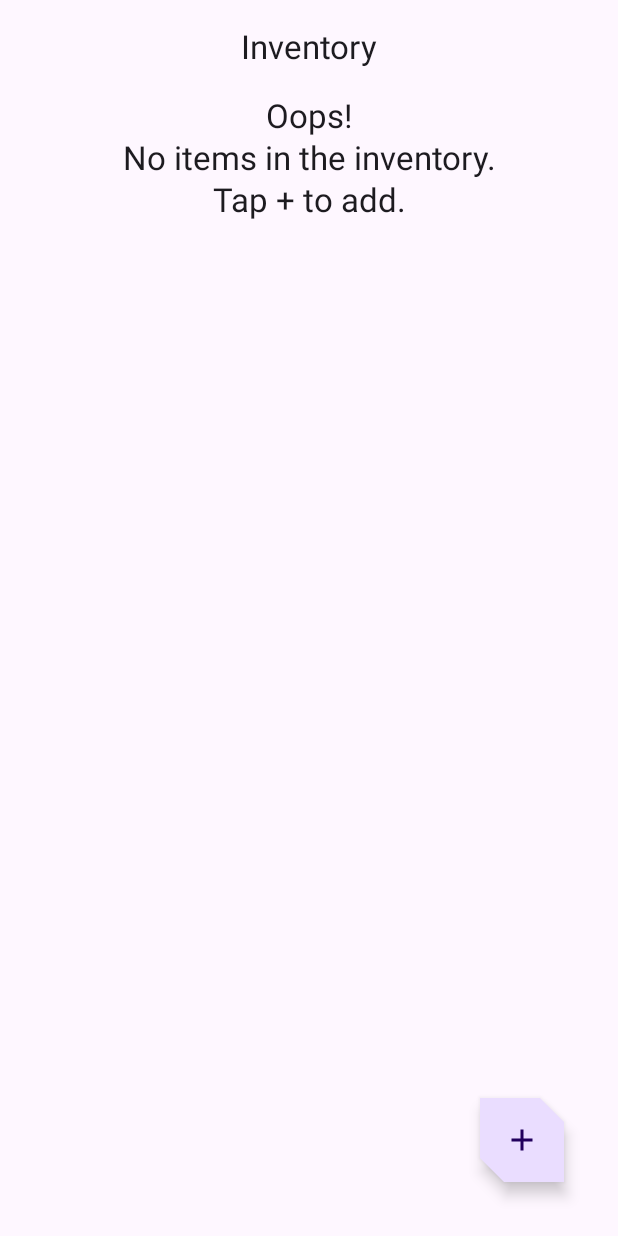
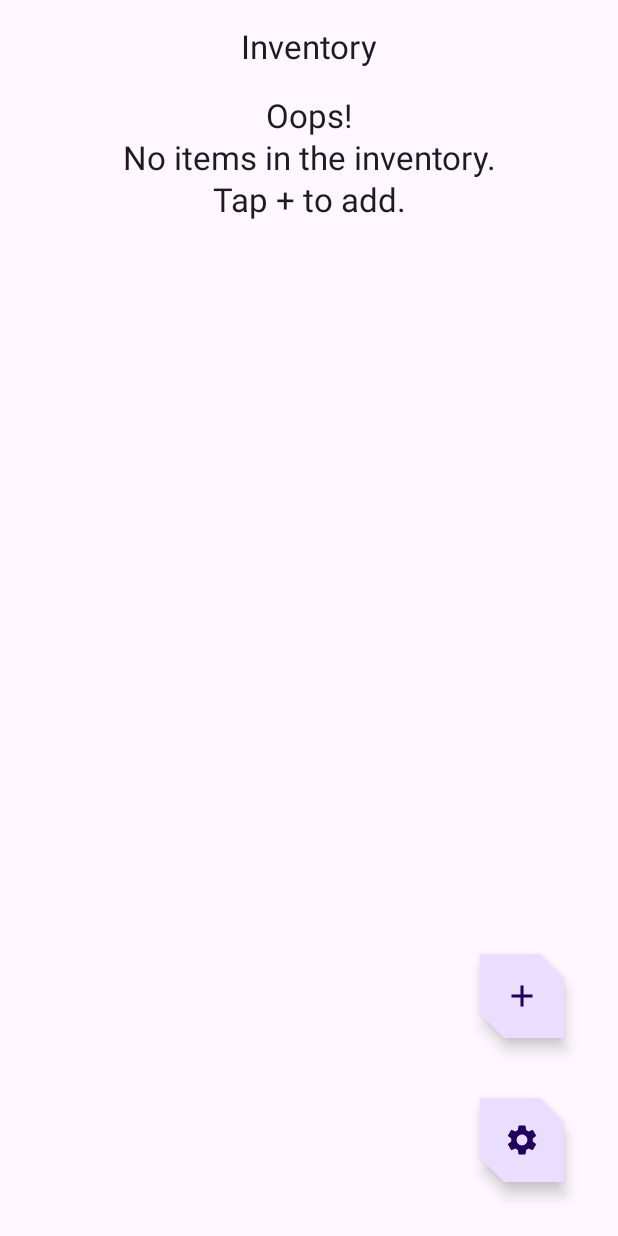
Before and after one commit to belyakovlxy/AS-lab2, an Android app built with Jetpack Compose: the screen it shows after launch (MainActivity), on a phone screen of 412 x 824 dp. Run offline under Robolectric (Android 15) with nearby library versions, the phone set to English and light mode, and no system bars; our stand-ins replace Room's generated code.

Commit message:
add lab3 p2

```diff
--- a/app/src/main/java/com/example/inventory/ui/AppViewModelProvider.kt
+++ b/app/src/main/java/com/example/inventory/ui/AppViewModelProvider.kt
@@ -27,6 +27,7 @@ import com.example.inventory.ui.home.HomeViewModel
 import com.example.inventory.ui.item.ItemDetailsViewModel
 import com.example.inventory.ui.item.ItemEditViewModel
 import com.example.inventory.ui.item.ItemEntryViewModel
+import com.example.inventory.ui.settings.SettingsViewModel
 
 /**
  * Provides Factory to create instance of ViewModel for the entire Inventory app
@@ -57,6 +58,10 @@ object AppViewModelProvider {
         initializer {
             HomeViewModel(inventoryApplication().container.itemsRepository)
         }
+
+        initializer {
+            SettingsViewModel()
+        }
     }
 }
 
--- a/app/src/main/java/com/example/inventory/ui/home/HomeScreen.kt
+++ b/app/src/main/java/com/example/inventory/ui/home/HomeScreen.kt
@@ -29,6 +29,7 @@ import androidx.compose.foundation.lazy.LazyColumn
 import androidx.compose.foundation.lazy.items
 import androidx.compose.material.icons.Icons
 import androidx.compose.material.icons.filled.Add
+import androidx.compose.material.icons.filled.Settings
 import androidx.compose.material3.Card
 import androidx.compose.material3.CardDefaults
 import androidx.compose.material3.ExperimentalMaterial3Api
@@ -70,6 +71,7 @@ object HomeDestination : NavigationDestination {
 @SuppressLint("UnusedMaterial3ScaffoldPaddingParameter")
 @Composable
 fun HomeScreen(
+    navigateToSettings: () -> Unit,
     navigateToItemEntry: () -> Unit,
     navigateToItemUpdate: (Int) -> Unit,
     modifier: Modifier = Modifier,
@@ -87,17 +89,11 @@ fun HomeScreen(
             )
         },
         floatingActionButton = {
-            FloatingActionButton(
-                onClick = navigateToItemEntry,
-                shape = MaterialTheme.shapes.medium,
-                modifier = Modifier.padding(dimensionResource(id = R.dimen.padding_large))
-            ) {
-                Icon(
-                    imageVector = Icons.Default.Add,
-                    contentDescription = stringResource(R.string.item_entry_title)
-                )
-            }
-        },
+            FloatingButtonsColomn(
+                navigateToItemEntry = navigateToItemEntry,
+                navigateToSettings = navigateToSettings
+            )
+        }
     ) { innerPadding ->
         HomeBody(
             itemList = homeUiState.itemList,
@@ -107,6 +103,38 @@ fun HomeScreen(
                 .fillMaxSize()
         )
     }
+}
+
+@Composable
+private fun FloatingButtonsColomn(
+    navigateToItemEntry: () -> Unit,
+    navigateToSettings: () -> Unit
+)
+{
+    Column() {
+        FloatingActionButton(
+            onClick = navigateToItemEntry,
+            shape = MaterialTheme.shapes.medium,
+            modifier = Modifier.padding(dimensionResource(id = R.dimen.padding_large))
+        ) {
+            Icon(
+                imageVector = Icons.Default.Add,
+                contentDescription = stringResource(R.string.item_entry_title)
+            )
+        }
+
+        FloatingActionButton(
+            onClick = navigateToSettings,
+            shape = MaterialTheme.shapes.medium,
+            modifier = Modifier.padding(dimensionResource(id = R.dimen.padding_large))
+        ) {
+            Icon(
+                imageVector = Icons.Default.Settings,
+                contentDescription = "Settings"
+            )
+        }
+    }
+
 }
 
 @Composable
--- a/app/src/main/java/com/example/inventory/ui/navigation/InventoryNavGraph.kt
+++ b/app/src/main/java/com/example/inventory/ui/navigation/InventoryNavGraph.kt
@@ -31,6 +31,8 @@ import com.example.inventory.ui.item.ItemEditDestination
 import com.example.inventory.ui.item.ItemEditScreen
 import com.example.inventory.ui.item.ItemEntryDestination
 import com.example.inventory.ui.item.ItemEntryScreen
+import com.example.inventory.ui.settings.SettingsDestination
+import com.example.inventory.ui.settings.SettingsScreen
 
 /**
  * Provides Navigation graph for the application.
@@ -47,6 +49,7 @@ fun InventoryNavHost(
     ) {
         composable(route = HomeDestination.route) {
             HomeScreen(
+                navigateToSettings = { navController.navigate(SettingsDestination.route)},
                 navigateToItemEntry = { navController.navigate(ItemEntryDestination.route) },
                 navigateToItemUpdate = {
                     navController.navigate("${ItemDetailsDestination.route}/${it}")
@@ -55,6 +58,12 @@ fun InventoryNavHost(
         }
         composable(route = ItemEntryDestination.route) {
             ItemEntryScreen(
+                navigateBack = { navController.popBackStack() },
+                onNavigateUp = { navController.navigateUp() }
+            )
+        }
+        composable(route = SettingsDestination.route) {
+            SettingsScreen(
                 navigateBack = { navController.popBackStack() },
                 onNavigateUp = { navController.navigateUp() }
             )
--- a/app/src/main/res/values/strings.xml
+++ b/app/src/main/res/values/strings.xml
@@ -15,6 +15,7 @@
   -->
 <resources>
     <string name="app_name">Inventory</string>
+    <string name="settings_title">Settings</string>
     <string name="attention">Attention</string>
     <string name="back_button">Back</string>
     <string name="delete">Delete</string>
```
Also changed, not shown: app/src/main/java/com/example/inventory/ui/settings/SettingsSreen.kt (added, +161 -0 lines), app/src/main/java/com/example/inventory/ui/settings/SettingsViewModel.kt (added, +22 -0 lines).
